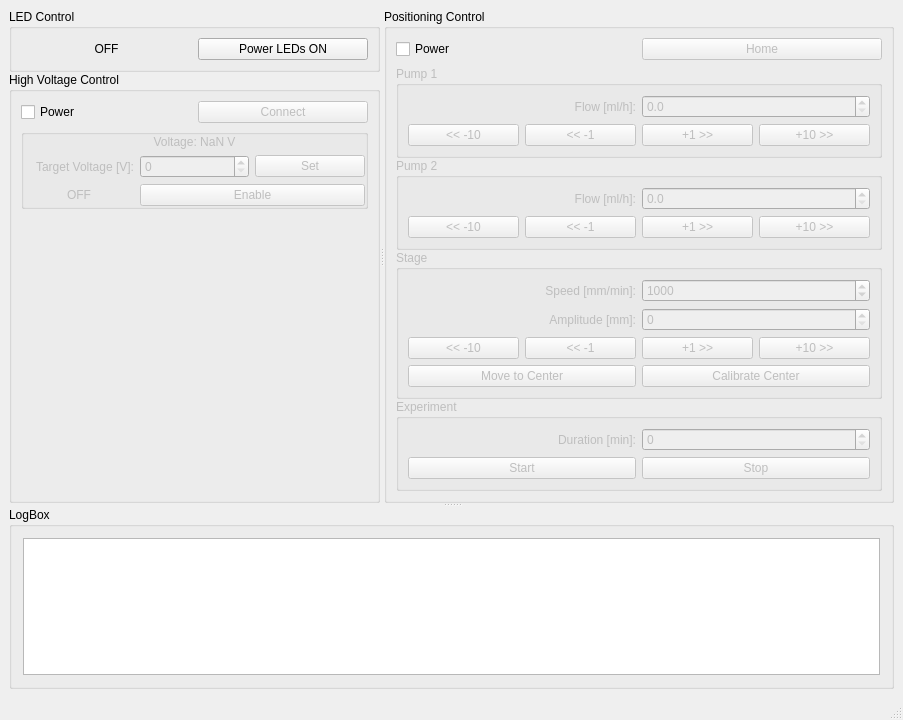
Old version of the form GUI/mainwindow.ui in the repository VojtechSkoumal/ElSpin.
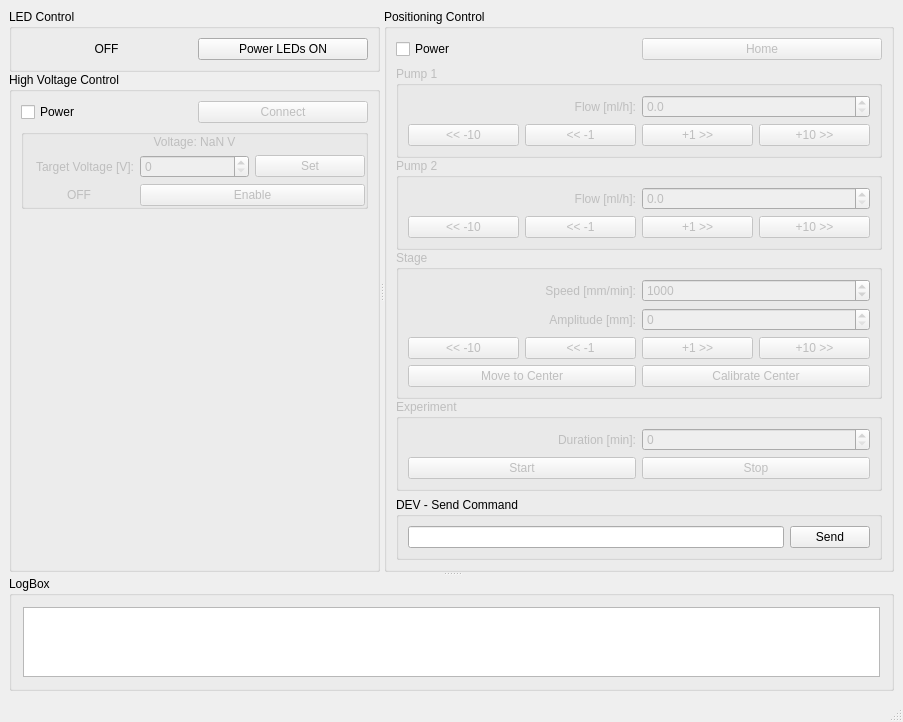
New version of the form.

Commit message: feat: DEV send commands

```diff
--- a/GUI/mainwindow.ui
+++ b/GUI/mainwindow.ui
@@ -560,6 +560,25 @@
               </property>
              </spacer>
             </item>
+            <item row="2" column="0" colspan="2">
+             <widget class="QGroupBox" name="positioning_send_command_groupBox">
+              <property name="title">
+               <string>DEV - Send Command</string>
+              </property>
+              <layout class="QGridLayout" name="gridLayout_9">
+               <item row="0" column="0">
+                <widget class="QLineEdit" name="positioning_send_command_lineEdit"/>
+               </item>
+               <item row="0" column="1">
+                <widget class="QPushButton" name="positioning_send_command_pushButton">
+                 <property name="text">
+                  <string>Send</string>
+                 </property>
+                </widget>
+               </item>
+              </layout>
+             </widget>
+            </item>
            </layout>
           </widget>
          </widget>
```
Left out of the diff: 22 changed lines with no effect on the pictures. The commit also changes 2 other files.
